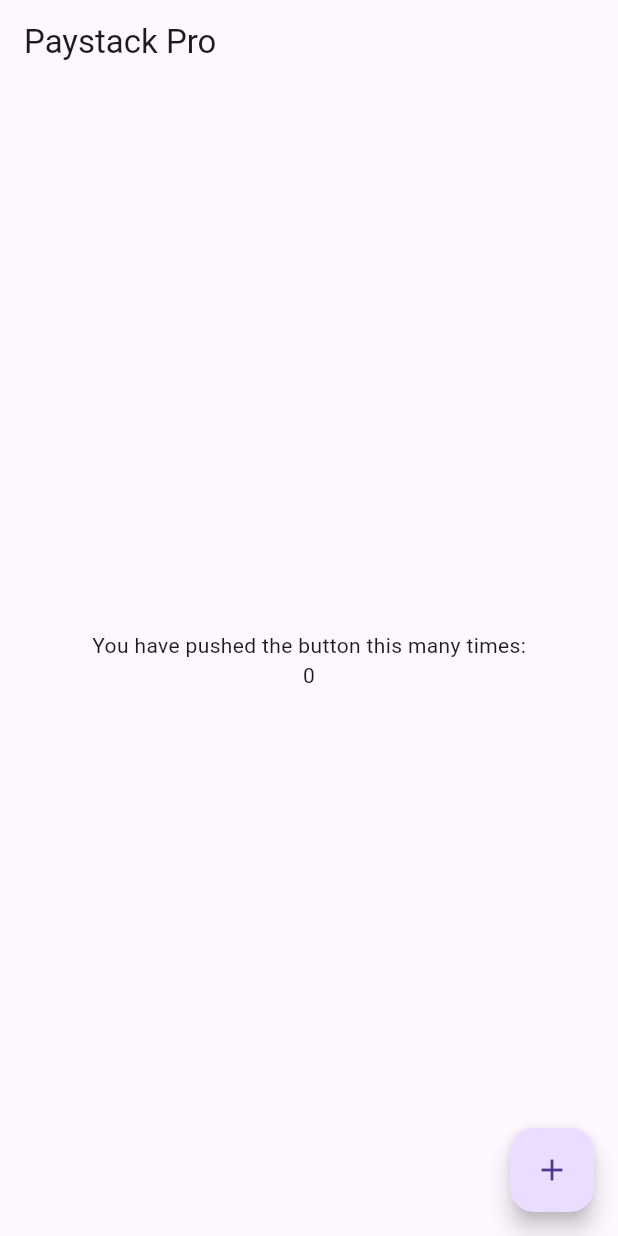
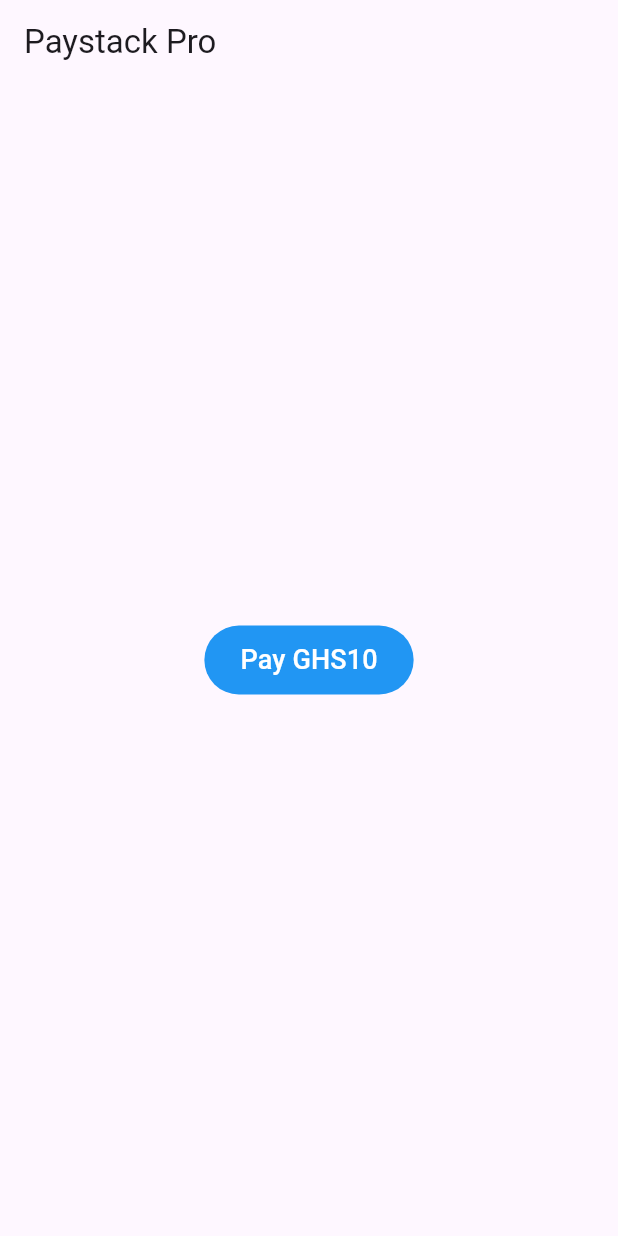
Before and after one commit to devjoemedia/paystack_flutter_pro, a Flutter app: the screen it shows after launch, on a phone screen of 412 x 824 dp. Run offline on Flutter 3.47's test engine with Material 3 defaults, Android fonts, the phone set to English and light mode, and no system bars; missing offline and left inert: flutter_paystack_max.

Commit message:
update: project clean up

```diff
--- a/example/lib/main.dart
+++ b/example/lib/main.dart
@@ -31,18 +31,11 @@ class MyHomePage extends StatefulWidget {
 }
 
 class _MyHomePageState extends State<MyHomePage> {
-  int _counter = 0;
   final PaystackFlutterPro _paystackFlutterPro = PaystackFlutterPro('sk_test_658b2e7d7ba05b626f6fdf58892f834fb6829941');
 
   void _handlePayment(ctx) {
-    setState(() {
-      _counter+=1;
-      debugPrint(' $_counter');
-    });
-      _paystackFlutterPro.startTransaction( context: ctx, amount: _counter, email: 'customer@mail.com', onSuccess: (){}, onError: (){} );
+      _paystackFlutterPro.startTransaction( context: ctx, amount: 10, email: 'customer@mail.com', onSuccess: (){}, onError: (){} );
   }
-
-
 
   @override
   Widget build(BuildContext context) {
@@ -54,20 +47,24 @@ class _MyHomePageState extends State<MyHomePage> {
         child: Column(
           mainAxisAlignment: MainAxisAlignment.center,
           children: <Widget>[
-            const Text(
-              'You have pushed the button this many times:',
-            ),
-            Text(
-              '$_counter',
+      TextButton(
+              onPressed: () {_handlePayment(context);},
+              style: TextButton.styleFrom(
+                backgroundColor: Colors.blue,
+                padding: const EdgeInsets.symmetric(
+                    horizontal: 24.0, vertical: 10.0),
+              ),
+              child: const Text(
+                'Pay GHS10',
+                style: TextStyle(
+                  fontSize: 18,
+                  color: Color.fromARGB(255, 255, 255, 255),
+                ),
+              ),
             ),
           ],
         ),
       ),
-      floatingActionButton: FloatingActionButton(
-        onPressed: (){_handlePayment(context);},
-        tooltip: 'Increment',
-        child: const Icon(Icons.add),
-      ), // This trailing comma makes auto-formatting nicer for build methods.
     );
   }
 }
```
